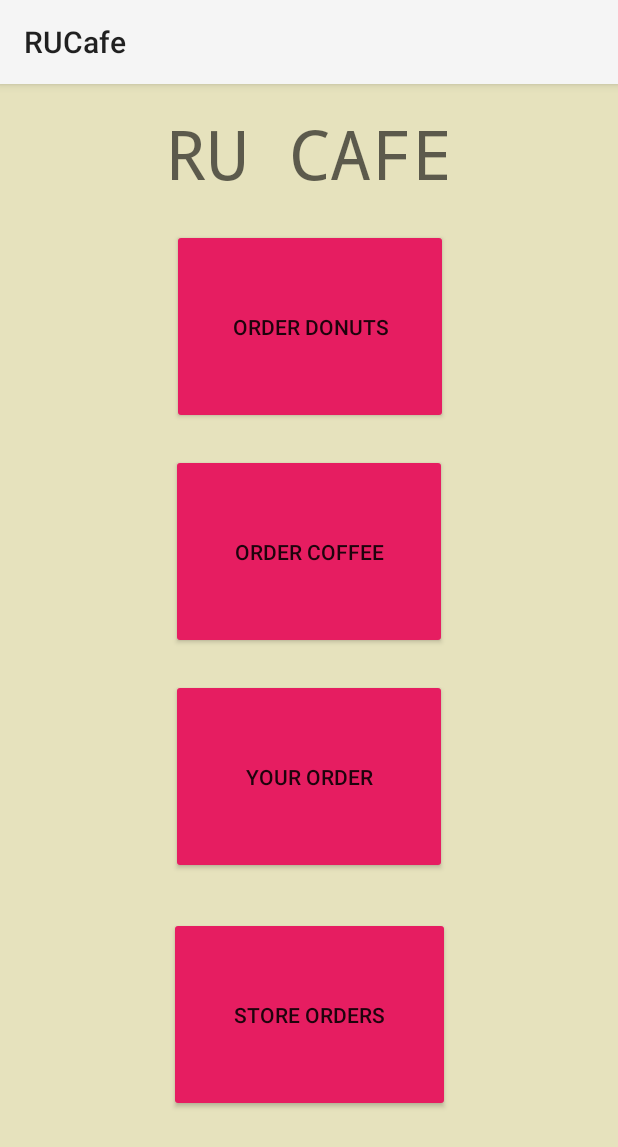
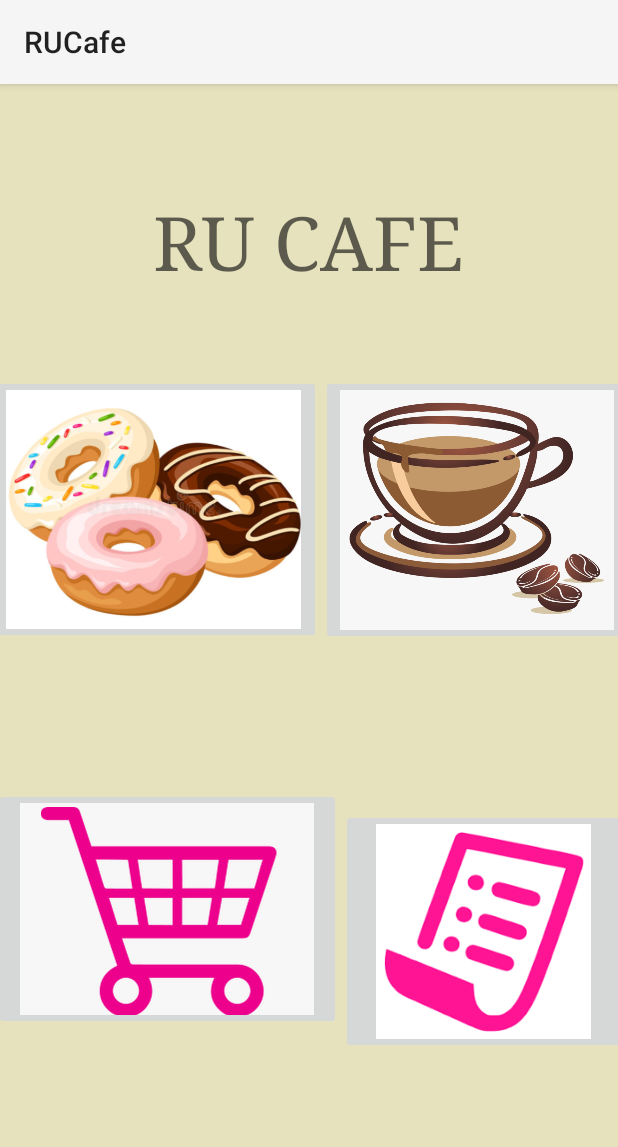
Before and after one commit to Nabihah01/RUCafe, an Android app: the screen it shows after launch (MainActivity), on a phone screen of 412 x 824 dp. Shown: the top 1147 px of the screen. Run offline under Robolectric (Android 15) with nearby library versions, the light colour scheme and no system bars.

Commit message:
img buttons

```diff
--- a/app/src/main/java/com/example/rucafe/MainActivity.java
+++ b/app/src/main/java/com/example/rucafe/MainActivity.java
@@ -6,6 +6,7 @@ import android.content.Intent;
 import android.os.Bundle;
 import android.view.View;
 import android.widget.Button;
+import android.widget.ImageButton;
 
 import java.util.ArrayList;
 
@@ -27,7 +28,7 @@ public class MainActivity extends AppCompatActivity {
 //        yourOrder = new Order(new ArrayList<>(), orderNum);
 //        storeOrders = new StoreOrders();
 
-        Button donutsButton = findViewById(R.id.orderDonuts);
+        ImageButton donutsButton = findViewById(R.id.orderDonuts);
 
         donutsButton.setOnClickListener(new View.OnClickListener() {
             @Override
--- a/app/src/main/res/layout/activity_main.xml
+++ b/app/src/main/res/layout/activity_main.xml
@@ -12,65 +12,73 @@
         android:id="@+id/RUCafe"
         android:layout_width="wrap_content"
         android:layout_height="wrap_content"
-        android:layout_marginTop="16dp"
+        android:layout_marginTop="64dp"
+        android:layout_marginBottom="49dp"
         android:background="#E6E2BD"
-        android:fontFamily="monospace"
+        android:fontFamily="serif"
         android:text="@string/RUCafe"
         android:textAppearance="@style/TextAppearance.AppCompat.Display2"
+        android:textSize="50dp"
+        app:layout_constraintBottom_toTopOf="@+id/orderCoffee"
         app:layout_constraintEnd_toEndOf="parent"
         app:layout_constraintStart_toStartOf="parent"
         app:layout_constraintTop_toTopOf="parent" />
 
-    <Button
+    <ImageButton
+        android:id="@+id/orderCoffee"
+        android:layout_width="208dp"
+        android:layout_height="180dp"
+        android:layout_marginBottom="87dp"
+        android:adjustViewBounds="true"
+        android:onClick="orderingCoffee"
+        android:scaleType="centerInside"
+        app:layout_constraintBottom_toTopOf="@+id/yourOrderButton"
+        app:layout_constraintEnd_toEndOf="parent"
+        app:layout_constraintStart_toEndOf="@+id/orderDonuts"
+        app:layout_constraintTop_toBottomOf="@+id/RUCafe"
+        app:srcCompat="@drawable/coffeebutton_main" />
+
+    <ImageButton
+        android:id="@+id/yourOrderButton"
+        android:layout_width="231dp"
+        android:layout_height="161dp"
+        android:layout_marginBottom="130dp"
+        android:adjustViewBounds="true"
+        android:onClick="viewYourOrder"
+        android:scaleType="centerInside"
+        app:layout_constraintBottom_toBottomOf="parent"
+        app:layout_constraintEnd_toStartOf="@+id/imageButton3"
+        app:layout_constraintStart_toStartOf="parent"
+        app:layout_constraintTop_toBottomOf="@+id/orderCoffee"
+        app:srcCompat="@drawable/basket" />
+
+    <ImageButton
+        android:id="@+id/imageButton3"
+        android:layout_width="189dp"
+        android:layout_height="163dp"
+        android:layout_marginTop="87dp"
+        android:layout_marginBottom="100dp"
+        android:adjustViewBounds="true"
+        android:onClick="viewStoreOrders"
+        android:scaleType="centerInside"
+        app:layout_constraintBottom_toBottomOf="parent"
+        app:layout_constraintEnd_toEndOf="parent"
+        app:layout_constraintStart_toEndOf="@+id/yourOrderButton"
+        app:layout_constraintTop_toBottomOf="@+id/orderCoffee"
+        app:srcCompat="@drawable/store_orders_button" />
+
+    <ImageButton
         android:id="@+id/orderDonuts"
-        android:layout_width="184dp"
-        android:layout_height="130dp"
-        android:layout_marginTop="20dp"
-        android:backgroundTint="#E61D61"
-        android:onClick="orderingDonuts"
-        android:text="@string/orderDonut"
-        app:layout_constraintEnd_toEndOf="parent"
-        app:layout_constraintHorizontal_bias="0.502"
+        android:layout_width="223dp"
+        android:layout_height="179dp"
+        android:layout_marginTop="49dp"
+        android:layout_marginBottom="88dp"
+        android:adjustViewBounds="true"
+        android:scaleType="centerInside"
+        app:layout_constraintBottom_toTopOf="@+id/yourOrderButton"
+        app:layout_constraintEnd_toStartOf="@+id/orderCoffee"
         app:layout_constraintStart_toStartOf="parent"
         app:layout_constraintTop_toBottomOf="@+id/RUCafe"
-        app:strokeColor="#E4E4E4" />
-
-    <Button
-        android:id="@+id/orderCoffee"
-        android:layout_width="184dp"
-        android:layout_height="130dp"
-        android:layout_marginTop="20dp"
-        android:backgroundTint="#E61D61"
-        android:onClick="orderingCoffee"
-        android:text="@string/orderCoffee"
-        app:layout_constraintEnd_toEndOf="parent"
-        app:layout_constraintStart_toStartOf="parent"
-        app:layout_constraintTop_toBottomOf="@+id/orderDonuts" />
-
-    <Button
-        android:id="@+id/yourOrder"
-        android:layout_width="184dp"
-        android:layout_height="130dp"
-        android:layout_marginTop="20dp"
-        android:backgroundTint="#E61D61"
-        android:onClick="viewYourOrder"
-        android:text="@string/yourOrder"
-        app:layout_constraintEnd_toEndOf="parent"
-        app:layout_constraintStart_toStartOf="parent"
-        app:layout_constraintTop_toBottomOf="@+id/orderCoffee" />
-
-    <Button
-        android:id="@+id/storeOrders"
-        android:layout_width="187dp"
-        android:layout_height="130dp"
-        android:layout_marginTop="20dp"
-        android:backgroundTint="#E61D61"
-        android:onClick="viewStoreOrders"
-        android:text="@string/storeOrders"
-        app:layout_constraintBottom_toBottomOf="parent"
-        app:layout_constraintEnd_toEndOf="parent"
-        app:layout_constraintStart_toStartOf="parent"
-        app:layout_constraintTop_toBottomOf="@+id/yourOrder"
-        app:layout_constraintVertical_bias="0.093" />
+        app:srcCompat="@drawable/donut_button" />
 
 </androidx.constraintlayout.widget.ConstraintLayout>
```
Also changed, not shown: app/src/main/basket.png (added), app/src/main/coffeebutton_main.png (added), app/src/main/donutButton.png (added), app/src/main/res/drawable-v24/donut_button.png (added), app/src/main/res/drawable/basket.png (added), app/src/main/res/drawable/coffeebutton_main.png (added), app/src/main/res/drawable/store_orders_button.png (added), app/src/main/storeOrdersButton.png (added), app/src/main/your_orders-playstore.png (added).
